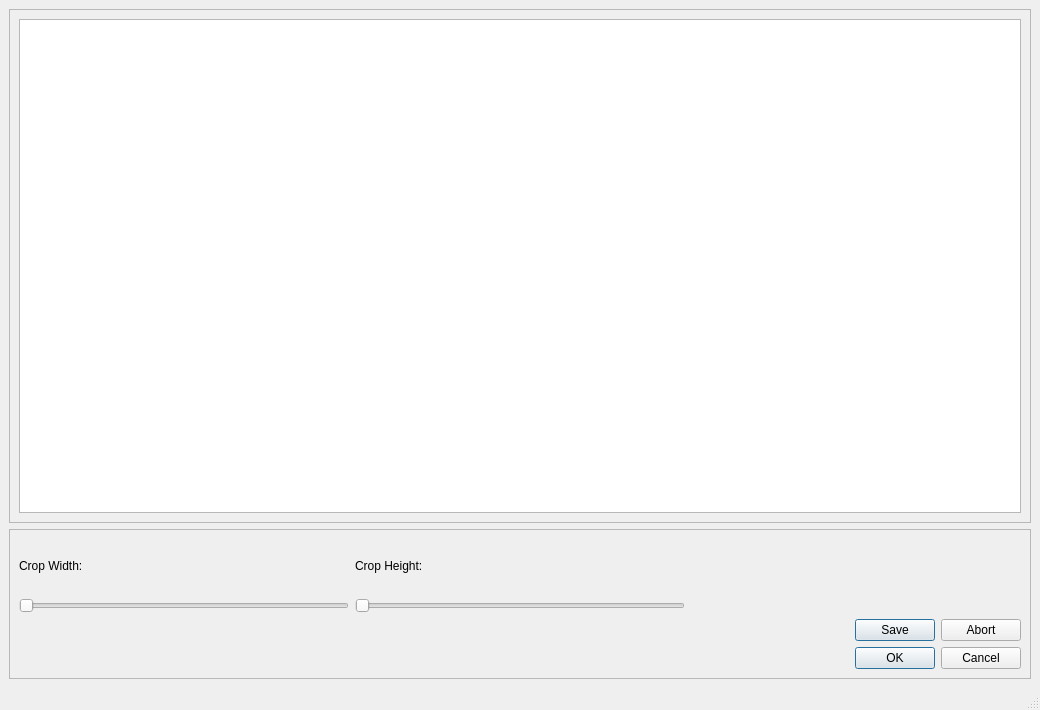
First picture: the form in editimagewindow.ui, repository nickdonnelly/horus, before the edit.
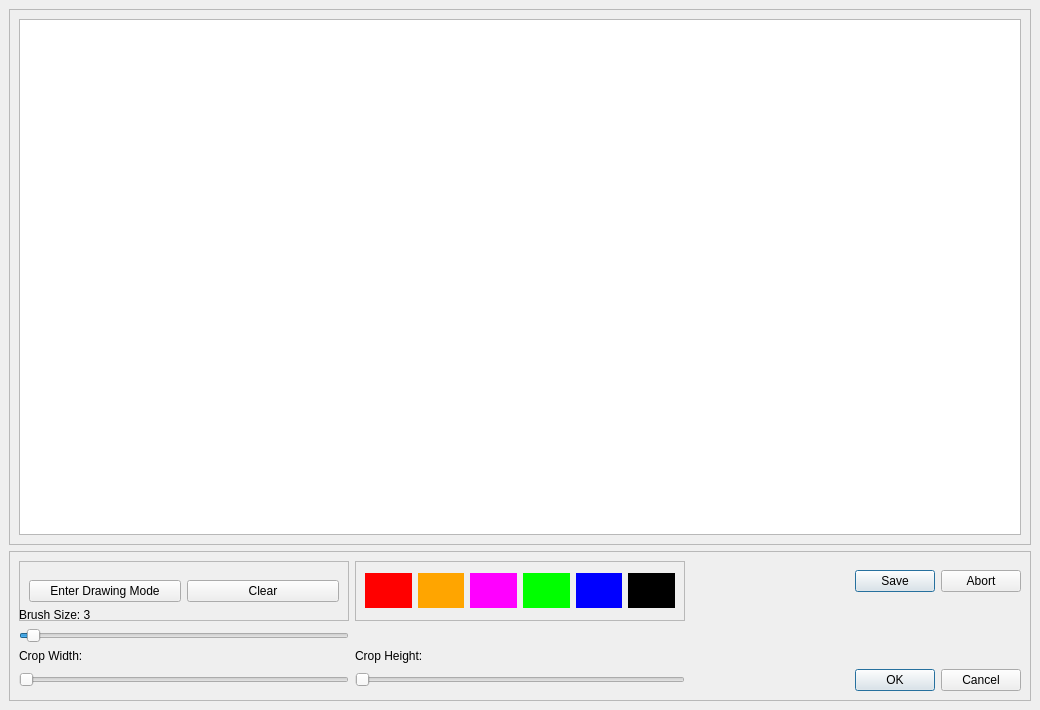
Second picture: the form after the edit.

Commit message: Added drawing feature to previous screenshot editor.

```diff
--- a/editimagewindow.ui
+++ b/editimagewindow.ui
@@ -70,48 +70,185 @@
        <enum>QFrame::Raised</enum>
       </property>
       <layout class="QGridLayout" name="gridLayout">
-       <item row="3" column="2">
-        <widget class="QDialogButtonBox" name="btnBox">
-         <property name="standardButtons">
-          <set>QDialogButtonBox::Cancel|QDialogButtonBox::Ok</set>
+       <item row="4" column="0">
+        <widget class="QLabel" name="lblBrushSize">
+         <property name="text">
+          <string>Brush Size: 3</string>
          </property>
         </widget>
        </item>
-       <item row="1" column="0">
-        <widget class="QSlider" name="sliderW">
-         <property name="orientation">
-          <enum>Qt::Horizontal</enum>
+       <item row="5" column="0">
+        <widget class="QSlider" name="sliderBrushSize">
+         <property name="minimum">
+          <number>3</number>
          </property>
-        </widget>
-       </item>
-       <item row="1" column="1">
-        <widget class="QSlider" name="sliderH">
+         <property name="value">
+          <number>5</number>
+         </property>
          <property name="orientation">
           <enum>Qt::Horizontal</enum>
          </property>
         </widget>
        </item>
-       <item row="0" column="0">
+       <item row="6" column="0">
         <widget class="QLabel" name="lblWidth">
          <property name="text">
           <string>Crop Width: </string>
          </property>
         </widget>
        </item>
-       <item row="0" column="1">
+       <item row="7" column="0">
+        <widget class="QSlider" name="sliderW">
+         <property name="orientation">
+          <enum>Qt::Horizontal</enum>
+         </property>
+        </widget>
+       </item>
+       <item row="7" column="1">
+        <widget class="QSlider" name="sliderH">
+         <property name="orientation">
+          <enum>Qt::Horizontal</enum>
+         </property>
+        </widget>
+       </item>
+       <item row="6" column="1">
         <widget class="QLabel" name="lblHeight">
          <property name="text">
           <string>Crop Height: </string>
          </property>
         </widget>
        </item>
-       <item row="2" column="2">
+       <item row="7" column="2">
+        <widget class="QDialogButtonBox" name="btnBox">
+         <property name="standardButtons">
+          <set>QDialogButtonBox::Cancel|QDialogButtonBox::Ok</set>
+         </property>
+        </widget>
+       </item>
+       <item row="3" column="2">
         <widget class="QDialogButtonBox" name="btnBoxConfirm">
          <property name="standardButtons">
           <set>QDialogButtonBox::Abort|QDialogButtonBox::Save</set>
          </property>
         </widget>
        </item>
+       <item row="3" column="0">
+        <widget class="QFrame" name="frame">
+         <property name="minimumSize">
+          <size>
+           <width>0</width>
+           <height>60</height>
+          </size>
+         </property>
+         <property name="frameShape">
+          <enum>QFrame::StyledPanel</enum>
+         </property>
+         <property name="frameShadow">
+          <enum>QFrame::Raised</enum>
+         </property>
+         <layout class="QHBoxLayout" name="horizontalLayout_2">
+          <item>
+           <widget class="QPushButton" name="btnDrawMode">
+            <property name="text">
+             <string>Enter Drawing Mode</string>
+            </property>
+           </widget>
+          </item>
+          <item>
+           <widget class="QPushButton" name="btnClear">
+            <property name="text">
+             <string>Clear</string>
+            </property>
+           </widget>
+          </item>
+         </layout>
+        </widget>
+       </item>
+       <item row="3" column="1">
+        <widget class="QFrame" name="frameColors">
+         <property name="minimumSize">
+          <size>
+           <width>0</width>
+           <height>60</height>
+          </size>
+         </property>
+         <property name="styleSheet">
+          <string notr="true">QPushButton{
+border: 0px;
+width: 35px;
+height: 35px;
+}</string>
+         </property>
+         <property name="frameShape">
+          <enum>QFrame::StyledPanel</enum>
+         </property>
+         <property name="frameShadow">
+          <enum>QFrame::Raised</enum>
+         </property>
+         <layout class="QHBoxLayout" name="horizontalLayout_3">
+          <item>
+           <widget class="QPushButton" name="btnRed">
+            <property name="styleSheet">
+             <string notr="true">background-color: rgba(255,0,0,255);</string>
+            </property>
+            <property name="text">
+             <string/>
+            </property>
+           </widget>
+          </item>
+          <item>
+           <widget class="QPushButton" name="btnOrange">
+            <property name="styleSheet">
+             <string notr="true">background-color: orange;</string>
+            </property>
+            <property name="text">
+             <string/>
+            </property>
+           </widget>
+          </item>
+          <item>
+           <widget class="QPushButton" name="btnPink">
+            <property name="styleSheet">
+             <string notr="true">background-color: rgba(255,0,255,255);</string>
+            </property>
+            <property name="text">
+             <string/>
+            </property>
+           </widget>
+          </item>
+          <item>
+           <widget class="QPushButton" name="btnGreen">
+            <property name="styleSheet">
+             <string notr="true">background-color: rgba(0,255,0,255);</string>
+            </property>
+            <property name="text">
+             <string/>
+            </property>
+           </widget>
+          </item>
+          <item>
+           <widget class="QPushButton" name="btnBlue">
+            <property name="styleSheet">
+             <string notr="true">background-color: rgba(0,0,255,255);</string>
+            </property>
+            <property name="text">
+             <string/>
+            </property>
+           </widget>
+          </item>
+          <item>
+           <widget class="QPushButton" name="btnBlack">
+            <property name="styleSheet">
+             <string notr="true">background: rgba(0,0,0,255);</string>
+            </property>
+            <property name="text">
+             <string/>
+            </property>
+           </widget>
+          </item>
+         </layout>
+        </widget>
+       </item>
       </layout>
      </widget>
     </item>
@@ -127,7 +264,6 @@
     </rect>
    </property>
   </widget>
-  <widget class="QStatusBar" name="statusbar"/>
  </widget>
  <resources/>
  <connections/>
```
Left out of the diff: 5 changed lines with no effect on the pictures. The commit also changes 7 other files.
